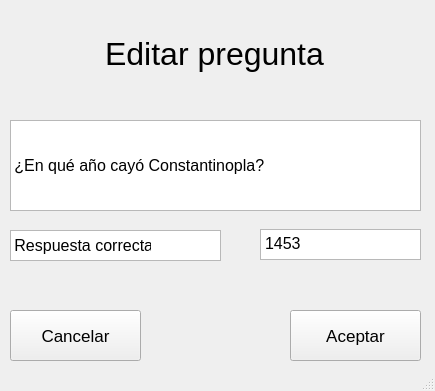
This is vista/UI/VistaConfiguracionPreguntasEditarPreguntaDeProximidadEpecifica.ui in fiorellavaldez/TF_LOS_8_ESCALONES as Qt 5 draws it before an edit. The edited form follows.
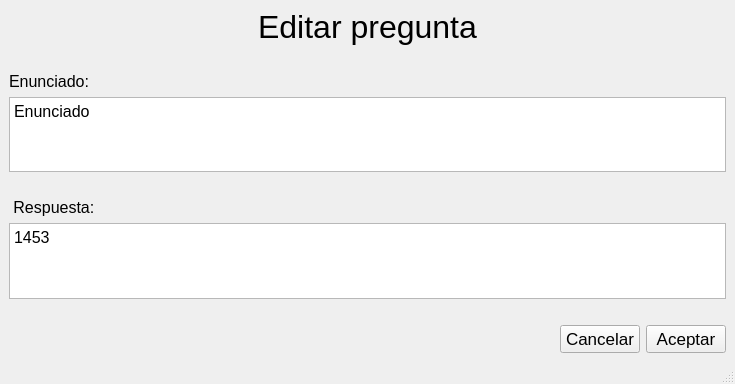
This is the edited form.

Commit message:
abm pregunta desempate
abm de preguntas de desempate funcionando, falta consistir datos y dialogs

```diff
--- a/vista/UI/VistaConfiguracionPreguntasEditarPreguntaDeProximidadEpecifica.ui
+++ b/vista/UI/VistaConfiguracionPreguntasEditarPreguntaDeProximidadEpecifica.ui
@@ -6,23 +6,16 @@
    <rect>
     <x>0</x>
     <y>0</y>
-    <width>435</width>
-    <height>391</height>
+    <width>735</width>
+    <height>384</height>
    </rect>
   </property>
   <property name="windowTitle">
    <string>MainWindow</string>
   </property>
   <widget class="QWidget" name="centralwidget">
-   <widget class="QWidget" name="verticalLayoutWidget_3">
-    <property name="geometry">
-     <rect>
-      <x>9</x>
-      <y>9</y>
-      <width>411</width>
-      <height>91</height>
-     </rect>
-    </property>
+   <layout class="QVBoxLayout" name="verticalLayout">
+    <item>
     <layout class="QVBoxLayout" name="verticalLayout_3">
      <item>
       <widget class="QLabel" name="label">
@@ -37,107 +30,86 @@
       </widget>
      </item>
     </layout>
-   </widget>
-   <widget class="QListView" name="listView_2">
-    <property name="geometry">
-     <rect>
-      <x>10</x>
-      <y>120</y>
-      <width>411</width>
-      <height>91</height>
-     </rect>
-    </property>
-   </widget>
+    </item>
+    <item>
+     <spacer name="horizontalSpacer_7">
+      <property name="orientation">
+       <enum>Qt::Orientation::Horizontal</enum>
+      </property>
+      <property name="sizeHint" stdset="0">
+       <size>
+        <width>40</width>
+        <height>20</height>
+       </size>
+      </property>
+     </spacer>
+    </item>
+    <item>
+     <layout class="QHBoxLayout" name="horizontalLayout">
+      <item>
    <widget class="QLabel" name="label_2">
-    <property name="geometry">
-     <rect>
-      <x>10</x>
-      <y>120</y>
-      <width>401</width>
-      <height>91</height>
-     </rect>
-    </property>
     <property name="font">
      <font>
       <pointsize>12</pointsize>
      </font>
     </property>
     <property name="text">
-     <string> ¿En qué año cayó Constantinopla?</string>
-    </property>
-   </widget>
-   <widget class="QPushButton" name="pushButton_12">
-    <property name="geometry">
-     <rect>
-      <x>290</x>
-      <y>310</y>
-      <width>131</width>
-      <height>51</height>
-     </rect>
-    </property>
+         <string>Enunciado:</string>
+        </property>
+       </widget>
+      </item>
+     </layout>
+    </item>
+    <item>
+     <widget class="QTextEdit" name="textEdit_2">
     <property name="font">
      <font>
-      <pointsize>13</pointsize>
-     </font>
-    </property>
-    <property name="text">
-     <string>Aceptar</string>
-    </property>
-   </widget>
-   <widget class="QListView" name="listView_7">
-    <property name="geometry">
-     <rect>
-      <x>10</x>
-      <y>230</y>
-      <width>211</width>
-      <height>31</height>
-     </rect>
-    </property>
-   </widget>
+        <pointsize>12</pointsize>
+       </font>
+      </property>
+      <property name="html">
+       <string>&lt;!DOCTYPE HTML PUBLIC &quot;-//W3C//DTD HTML 4.0//EN&quot; &quot;http://www.w3.org/TR/REC-html40/strict.dtd&quot;&gt;
+&lt;html&gt;&lt;head&gt;&lt;meta name=&quot;qrichtext&quot; content=&quot;1&quot; /&gt;&lt;meta charset=&quot;utf-8&quot; /&gt;&lt;style type=&quot;text/css&quot;&gt;
+p, li { white-space: pre-wrap; }
+hr { height: 1px; border-width: 0; }
+li.unchecked::marker { content: &quot;\2610&quot;; }
+li.checked::marker { content: &quot;\2612&quot;; }
+&lt;/style&gt;&lt;/head&gt;&lt;body style=&quot; font-family:'Segoe UI'; font-size:12pt; font-weight:400; font-style:normal;&quot;&gt;
+&lt;p style=&quot; margin-top:0px; margin-bottom:0px; margin-left:0px; margin-right:0px; -qt-block-indent:0; text-indent:0px;&quot;&gt;Enunciado&lt;/p&gt;&lt;/body&gt;&lt;/html&gt;</string>
+      </property>
+     </widget>
+    </item>
+    <item>
+     <spacer name="horizontalSpacer_5">
+      <property name="orientation">
+       <enum>Qt::Orientation::Horizontal</enum>
+      </property>
+      <property name="sizeHint" stdset="0">
+       <size>
+        <width>40</width>
+        <height>20</height>
+       </size>
+      </property>
+     </spacer>
+    </item>
+    <item>
    <widget class="QLabel" name="label_7">
-    <property name="geometry">
-     <rect>
-      <x>10</x>
-      <y>230</y>
-      <width>141</width>
-      <height>31</height>
-     </rect>
-    </property>
     <property name="font">
      <font>
       <pointsize>12</pointsize>
      </font>
     </property>
     <property name="text">
-     <string> Respuesta correcta:</string>
-    </property>
-   </widget>
-   <widget class="QPushButton" name="pushButton_13">
-    <property name="geometry">
-     <rect>
-      <x>10</x>
-      <y>310</y>
-      <width>131</width>
-      <height>51</height>
-     </rect>
-    </property>
-    <property name="font">
-     <font>
-      <pointsize>13</pointsize>
-     </font>
-    </property>
-    <property name="text">
-     <string>Cancelar</string>
-    </property>
-   </widget>
+       <string> Respuesta:</string>
+      </property>
+     </widget>
+    </item>
+    <item>
+     <layout class="QHBoxLayout" name="horizontalLayout_2">
+      <item>
    <widget class="QTextEdit" name="textEdit">
-    <property name="geometry">
-     <rect>
-      <x>260</x>
-      <y>229</y>
-      <width>161</width>
-      <height>31</height>
-     </rect>
+        <property name="enabled">
+         <bool>true</bool>
     </property>
     <property name="font">
      <font>
@@ -155,6 +127,64 @@
 &lt;p style=&quot; margin-top:0px; margin-bottom:0px; margin-left:0px; margin-right:0px; -qt-block-indent:0; text-indent:0px;&quot;&gt;1453&lt;/p&gt;&lt;/body&gt;&lt;/html&gt;</string>
     </property>
    </widget>
+      </item>
+     </layout>
+    </item>
+    <item>
+     <spacer name="horizontalSpacer_4">
+      <property name="orientation">
+       <enum>Qt::Orientation::Horizontal</enum>
+      </property>
+      <property name="sizeHint" stdset="0">
+       <size>
+        <width>40</width>
+        <height>20</height>
+       </size>
+      </property>
+     </spacer>
+    </item>
+    <item>
+     <layout class="QHBoxLayout" name="horizontalLayout_3">
+      <item>
+       <spacer name="horizontalSpacer_2">
+        <property name="orientation">
+         <enum>Qt::Orientation::Horizontal</enum>
+        </property>
+        <property name="sizeHint" stdset="0">
+         <size>
+          <width>40</width>
+          <height>20</height>
+         </size>
+        </property>
+       </spacer>
+      </item>
+      <item>
+       <widget class="QPushButton" name="pushButton_13">
+        <property name="font">
+         <font>
+          <pointsize>13</pointsize>
+         </font>
+        </property>
+        <property name="text">
+         <string>Cancelar</string>
+        </property>
+       </widget>
+      </item>
+      <item>
+       <widget class="QPushButton" name="pushButton_12">
+        <property name="font">
+         <font>
+          <pointsize>13</pointsize>
+         </font>
+        </property>
+        <property name="text">
+         <string>Aceptar</string>
+        </property>
+       </widget>
+      </item>
+     </layout>
+    </item>
+   </layout>
   </widget>
   <widget class="QStatusBar" name="statusbar"/>
  </widget>
```
Lines whose indentation alone changed are shown as unchanged. The commit also changes 4 other files.
